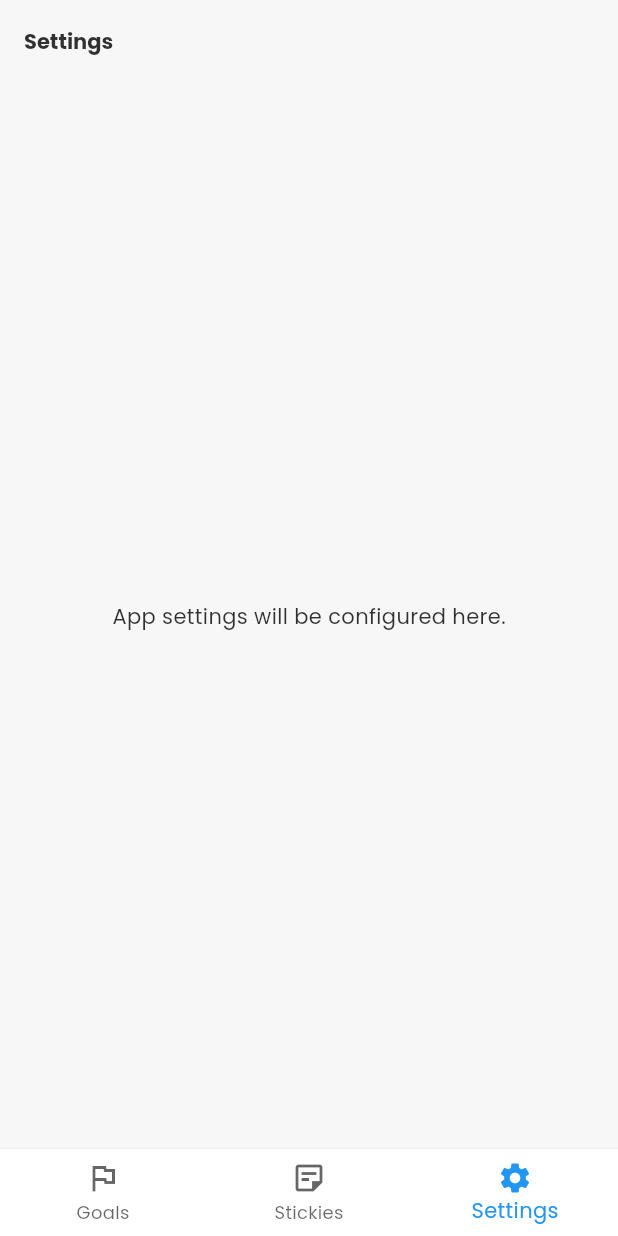
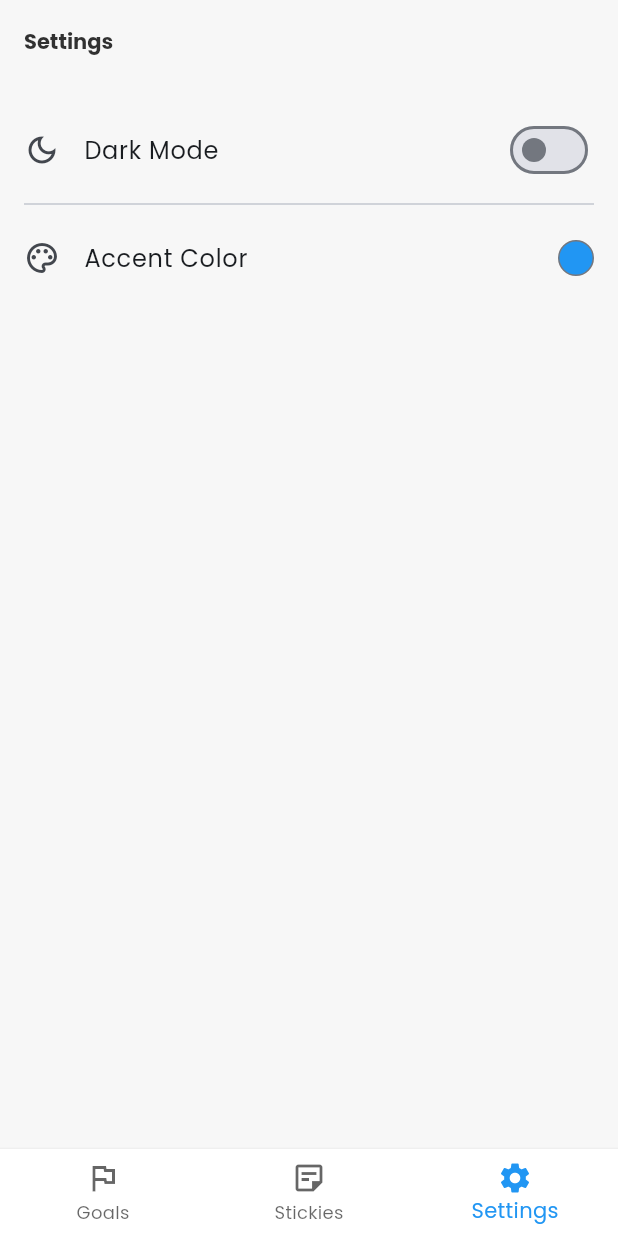
Before and after one commit to HatlunkarRishabh/auraflow, a Flutter app: the screen it shows after launch, item 3 of the bottom bar chosen, on a phone screen of 412 x 824 dp. Run offline on Flutter 3.47's test engine with Material 3 defaults, Android fonts, the light colour scheme and no system bars; our stand-ins replace flutter_colorpicker, flutter_markdown, flutter_staggered_animations, google_fonts, hive, hive_flutter and 1 more; accounts and stored records are empty.

Commit message:
## feat(settings): Build settings screen with theme and accent color controls
This commit introduces a fully functional settings screen, empowering users to personalize their application experience.
Key features include:
- A persistent Light/Dark mode toggle switch that is managed by the ThemeNotifier and saved to SharedPreferences.
- An accent color picker utilizing flutter_colorpicker, allowing users to select a primary color that is applied app-wide via ThemeData's colorSchemeSeed.
- The UI is built reactively using the Provider pattern, ensuring that theme changes are instantly reflected across the entire application.
- Establishes a clean, reusable pattern for adding future settings.

```diff
--- a/lib/screens/settings/settings_screen.dart
+++ b/lib/screens/settings/settings_screen.dart
@@ -1,13 +1,106 @@
+import 'package:auraflow/notifiers/theme_notifier.dart';
 import 'package:flutter/material.dart';
+import 'package:flutter_colorpicker/flutter_colorpicker.dart';
+import 'package:provider/provider.dart';
 
 class SettingsScreen extends StatelessWidget {
   const SettingsScreen({super.key});
 
   @override
   Widget build(BuildContext context) {
-    return Scaffold(
-      appBar: AppBar(title: const Text("Settings")),
-      body: const Center(child: Text("App settings will be configured here.")),
+    return Consumer<ThemeNotifier>(
+      builder: (context, themeNotifier, child) {
+        return Scaffold(
+          appBar: AppBar(
+            title: const Text("Settings"),
+          ),
+          body: ListView(
+            padding: const EdgeInsets.all(16.0),
+            children: [
+              // --- Dark Mode Setting ---
+              _buildDarkModeTile(context, themeNotifier),
+              const Divider(),
+              // --- Accent Color Setting ---
+              _buildAccentColorTile(context, themeNotifier),
+            ],
+          ),
+        );
+      },
+    );
+  }
+
+  /// Builds the list tile for the Dark Mode setting.
+  Widget _buildDarkModeTile(BuildContext context, ThemeNotifier themeNotifier) {
+    return ListTile(
+      contentPadding: EdgeInsets.zero,
+      leading: const Icon(Icons.dark_mode_outlined),
+      title: const Text("Dark Mode"),
+      trailing: Switch(
+        value: themeNotifier.isDarkMode,
+        onChanged: (value) {
+          // No need for context.read, as we have the notifier instance here.
+          themeNotifier.toggleTheme();
+        },
+      ),
+    );
+  }
+
+  /// Builds the list tile for the Accent Color setting.
+  Widget _buildAccentColorTile(BuildContext context, ThemeNotifier themeNotifier) {
+    return ListTile(
+      contentPadding: EdgeInsets.zero,
+      leading: const Icon(Icons.color_lens_outlined),
+      title: const Text("Accent Color"),
+      trailing: Container(
+        width: 24,
+        height: 24,
+        decoration: BoxDecoration(
+          color: themeNotifier.accentColor,
+          shape: BoxShape.circle,
+          border: Border.all(color: Theme.of(context).dividerColor),
+        ),
+      ),
+      onTap: () {
+        _showColorPickerDialog(context, themeNotifier);
+      },
+    );
+  }
+
+  /// Shows the dialog for picking a new accent color.
+  void _showColorPickerDialog(BuildContext context, ThemeNotifier themeNotifier) {
+    Color pickerColor = themeNotifier.accentColor;
+
+    showDialog(
+      context: context,
+      builder: (context) {
+        return AlertDialog(
+          title: const Text('Pick an accent color'),
+          content: SingleChildScrollView(
+            child: ColorPicker(
+              pickerColor: pickerColor,
+              onColorChanged: (color) => pickerColor = color,
+              pickerAreaHeightPercent: 0.8,
+              displayThumbColor: true,
+              labelTypes: const [], // We don't need the hex/rgb/hsv labels
+            ),
+          ),
+          actions: <Widget>[
+            TextButton(
+              child: const Text('Cancel'),
+              onPressed: () {
+                Navigator.of(context).pop();
+              },
+            ),
+            TextButton(
+              child: const Text('Save'),
+              onPressed: () {
+                themeNotifier.setAccentColor(pickerColor);
+                Navigator.of(context).pop();
+              },
+            ),
+          ],
+        );
+      },
     );
   }
 }
--- a/lib/screens/stickynotes/widgets/sticky_note_card.dart
+++ b/lib/screens/stickynotes/widgets/sticky_note_card.dart
@@ -1,7 +1,6 @@
 import 'package:auraflow/models/sticky_note.dart';
 import 'package:flutter/material.dart';
 import 'package:flutter_markdown/flutter_markdown.dart';
-import 'package:google_fonts/google_fonts.dart';
 import 'package:intl/intl.dart';
 
 class StickyNoteCard extends StatelessWidget {
```
